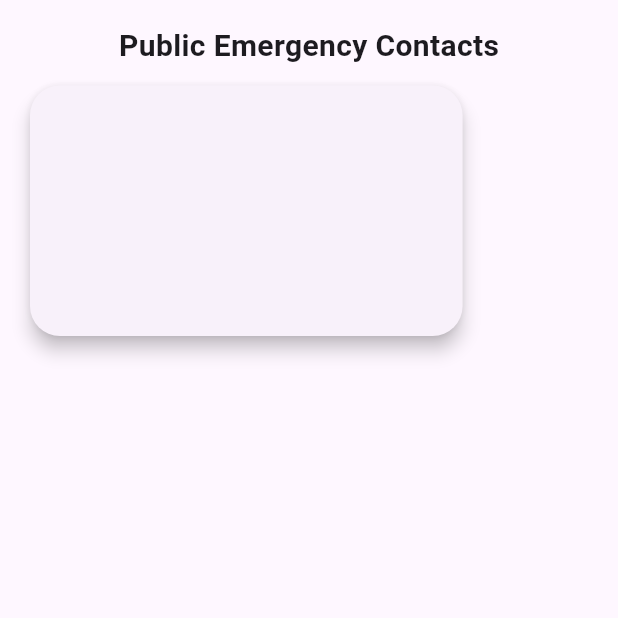
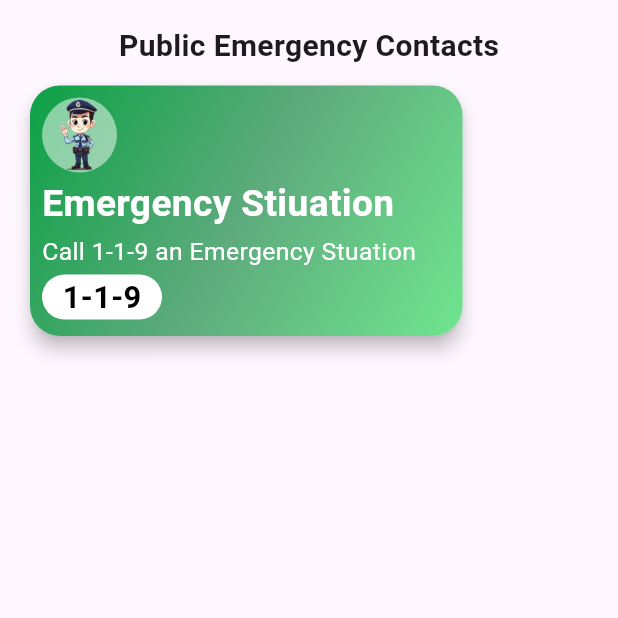
Before and after one commit to HinguralaWijesingha/Final_Project, a Flutter app: the HomePage screen opened directly, on a phone screen of 412 x 824 dp, the top half of it. Run offline on Flutter 3.47's test engine with Material 3 defaults, Android fonts, the phone set to English and light mode, and no system bars; our stand-ins replace contacts_service, firebase_auth, firebase_core, fluttertoast, google_nav_bar, permission_handler and 3 more; missing offline and left inert: flutter_phone_direct_caller; accounts and stored records are empty.

Commit message:
create police emergency page

```diff
--- a/lib/pages/widgets/police_emergency.dart
+++ b/lib/pages/widgets/police_emergency.dart
@@ -1,4 +1,6 @@
+import 'package:flutter/cupertino.dart';
 import 'package:flutter/material.dart';
+import 'package:flutter/widgets.dart';
 
 class PoliceContact extends StatelessWidget {
   const PoliceContact({Key? key}) : super(key: key);
@@ -15,6 +17,72 @@ class PoliceContact extends StatelessWidget {
         child: Container(
           height: 180,
           width: MediaQuery.of(context).size.width * 0.7,
+          decoration: BoxDecoration(
+            borderRadius: BorderRadius.circular(20),
+            gradient: const LinearGradient(
+              begin: Alignment.topLeft,
+              end: Alignment.bottomRight,
+              colors: [
+                Color.fromARGB(255, 12, 161, 69),
+                Color.fromARGB(255, 94, 171, 125),
+                Color.fromARGB(255, 112, 229, 143),
+              ],
+            ),
+          ),
+          child:Padding(
+            padding: const EdgeInsets.all(8.0),
+            child: Column(
+              crossAxisAlignment: CrossAxisAlignment.start,
+              children: [
+                CircleAvatar(
+                  radius: 25,
+                  backgroundColor: Colors.white.withOpacity(0.5),
+                  child: Image.asset("assets/po.png"),
+                ),
+                 Expanded(
+                  child: Column(
+                    mainAxisAlignment: MainAxisAlignment.spaceEvenly,
+                    crossAxisAlignment: CrossAxisAlignment.start,
+                    children: [
+                       Text(
+                        "Emergency Stiuation",
+                        style: TextStyle(
+                          color: Colors.white,
+                          fontSize: MediaQuery.of(context).size.width * 0.06,
+                          fontWeight: FontWeight.bold,
+                        ),
+                        ),
+                        Text(
+                        "Call 1-1-9 an Emergency Stuation",
+                        style: TextStyle(
+                          color: Colors.white,
+                          fontSize:MediaQuery.of(context).size.width * 0.04
+                        ),
+                        ),
+                        Container(
+                          height: 30,
+                          width: 80,
+                          decoration: BoxDecoration(
+                            color: Colors.white,
+                            borderRadius: BorderRadius.circular(20),
+                          ),
+                          child: Center(
+                            child: Text(
+                              '1-1-9',
+                              style: TextStyle(
+                                color: Colors.black,
+                                fontWeight: FontWeight.bold,
+                                fontSize:MediaQuery.of(context).size.width * 0.050
+                              ),
+                            ),
+                          ),
+                        )
+                    ],
+                  ),
+                ),
+              ],
+            ),
+          ),
         ),
       ),
     );
```
